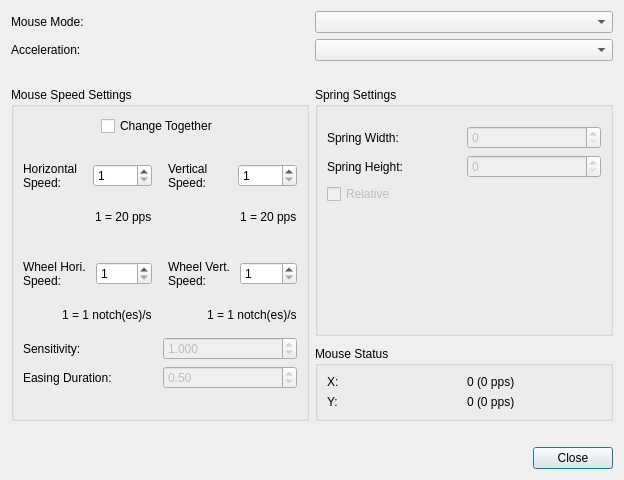
The window that src/mousesettingsdialog.ui (AntiMicroX/antimicrox) describes before a commit, drawn with Qt 5.
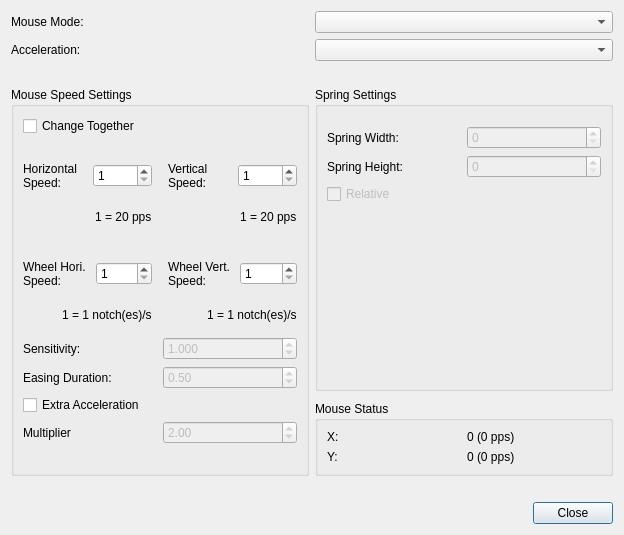
The same window after the commit.

Commit message: More work on extra mouse acceleration.

Diff of the .ui file:
```diff
--- a/src/mousesettingsdialog.ui
+++ b/src/mousesettingsdialog.ui
@@ -10,7 +10,7 @@
     <x>0</x>
     <y>0</y>
     <width>624</width>
-    <height>480</height>
+    <height>535</height>
    </rect>
   </property>
   <property name="windowTitle">
@@ -152,8 +152,8 @@
        <property name="title">
         <string>Mouse Speed Settings</string>
        </property>
-       <layout class="QVBoxLayout" name="verticalLayout_8">
-        <item alignment="Qt::AlignHCenter">
+       <layout class="QVBoxLayout" name="verticalLayout_12">
+        <item>
          <widget class="QCheckBox" name="changeMouseSpeedsTogetherCheckBox">
           <property name="enabled">
            <bool>true</bool>
@@ -447,6 +447,52 @@
           </item>
          </layout>
         </item>
+        <item>
+         <layout class="QVBoxLayout" name="verticalLayout_8">
+          <item>
+           <widget class="QCheckBox" name="extraAccelCheckBox">
+            <property name="text">
+             <string>Extra Acceleration</string>
+            </property>
+           </widget>
+          </item>
+          <item>
+           <layout class="QHBoxLayout" name="horizontalLayout_8">
+            <item>
+             <widget class="QLabel" name="extraAccelMultiLabel">
+              <property name="text">
+               <string>Multiplier</string>
+              </property>
+             </widget>
+            </item>
+            <item>
+             <widget class="QDoubleSpinBox" name="extraAccelDoubleSpinBox">
+              <property name="enabled">
+               <bool>false</bool>
+              </property>
+              <property name="toolTip">
+               <string>Maximum multiplier used to modify the mouse speed.
+If an axis is moved more than 15% within its safe zone
+in one joystick poll, the regular mouse speed at that
+axis position will be multiplied with an appropriate
+multiplier. The maximum multiplier value is used when
+an axis is moved 50% or higher in one joystick poll.</string>
+              </property>
+              <property name="minimum">
+               <double>1.000000000000000</double>
+              </property>
+              <property name="maximum">
+               <double>100.000000000000000</double>
+              </property>
+              <property name="value">
+               <double>2.000000000000000</double>
+              </property>
+             </widget>
+            </item>
+           </layout>
+          </item>
+         </layout>
+        </item>
         <item>
          <spacer name="verticalSpacer_4">
           <property name="orientation">
```
Left out of the diff: 3 changed lines with no effect on the pictures. The commit also changes 12 other files.
